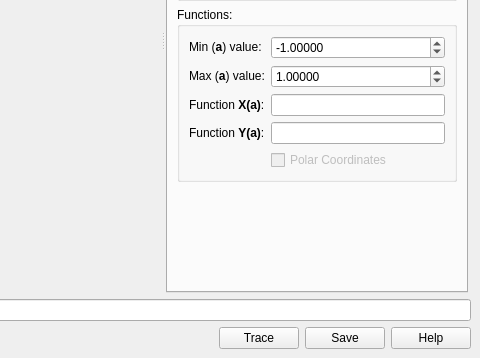
maxim-s-barabash/ZebraTrace, file src/ui_build/mainwindow.ui: the form before one commit; both pictures show x 412 to 892 and y 273 to 631 of the 892 by 631 pixel window.
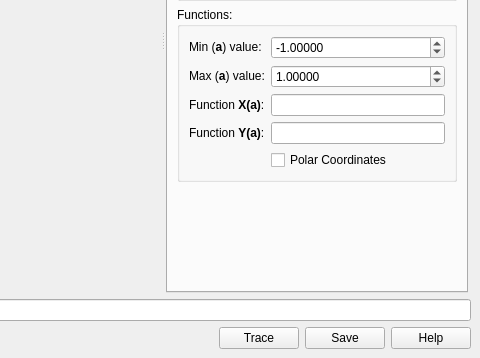
The form after the commit. Icons and pictures are not drawn.

Diff of the .ui file:
```diff
--- a/src/ui_build/mainwindow.ui
+++ b/src/ui_build/mainwindow.ui
@@ -584,7 +584,7 @@
                  <item row="4" column="1">
                   <widget class="QCheckBox" name="checkBox">
                    <property name="enabled">
-                    <bool>false</bool>
+                    <bool>true</bool>
                    </property>
                    <property name="sizePolicy">
                     <sizepolicy hsizetype="Preferred" vsizetype="Preferred">
```
Left out of the diff: 4 changed lines with no effect on the pictures.
